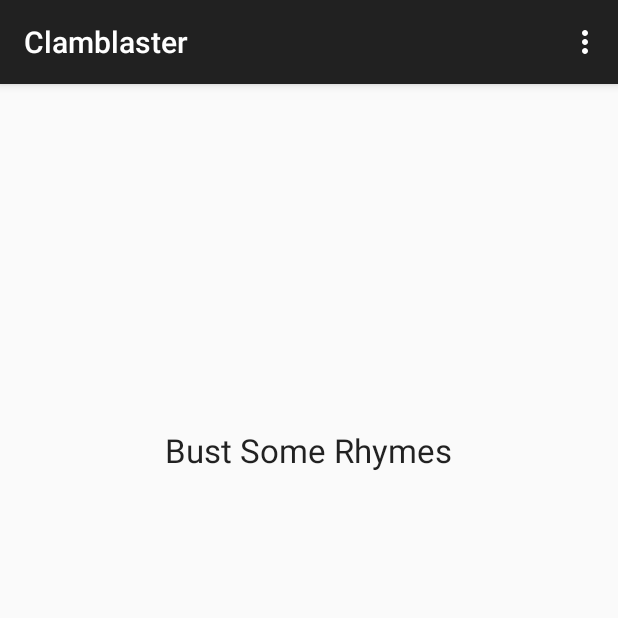
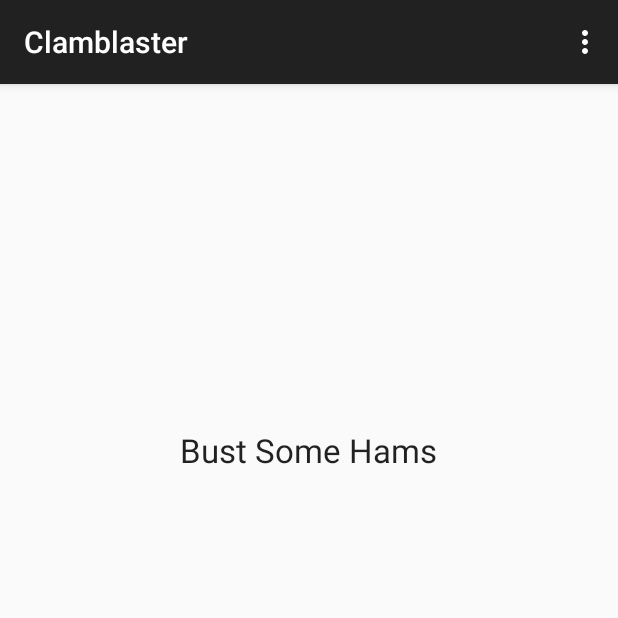
Before and after one commit to nachogames/Clamblaster, an Android app: the screen it shows after launch (MainActivity), on a phone screen of 412 x 824 dp, the top half of it. Run offline under Robolectric (Android 15) with nearby library versions, the phone set to English and light mode, and no system bars.

Commit message:
Changed Rhymes to Hams on text

```diff
--- a/app/src/main/res/layout/activity_main.xml
+++ b/app/src/main/res/layout/activity_main.xml
@@ -9,7 +9,7 @@
         android:layout_width="wrap_content"
         android:layout_height="wrap_content"
         android:textAppearance="?android:attr/textAppearanceLarge"
-        android:text="Bust Some Rhymes"
+        android:text="Bust Some Hams"
         android:id="@+id/nachoText"
         android:layout_alignParentTop="true"
         android:layout_centerHorizontal="true"
```
